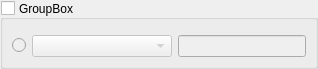
danielkos/IPRSichtpruefung, file Sichtprüfung/Method.ui: the form before one commit.
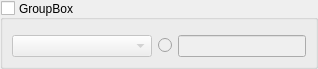
The form after the commit.

Commit message: Radio button position changed, text added

The edit to the form file:
```diff
--- a/Sichtprüfung/Method.ui
+++ b/Sichtprüfung/Method.ui
@@ -7,7 +7,7 @@
     <x>0</x>
     <y>0</y>
     <width>318</width>
-    <height>53</height>
+    <height>59</height>
    </rect>
   </property>
   <property name="sizePolicy">
@@ -62,13 +62,6 @@
       <property name="bottomMargin">
        <number>9</number>
       </property>
-      <item>
-       <widget class="QRadioButton" name="radioButtonBoolInput">
-        <property name="text">
-         <string/>
-        </property>
-       </widget>
-      </item>
       <item>
        <widget class="QComboBox" name="comboBoxParams">
         <property name="minimumSize">
@@ -79,6 +72,13 @@
         </property>
        </widget>
       </item>
+      <item>
+       <widget class="QRadioButton" name="radioButtonBoolInput">
+        <property name="text">
+         <string/>
+        </property>
+       </widget>
+      </item>
       <item>
        <widget class="QLineEdit" name="lineEditNumInput"/>
       </item>
```
The commit also changes 2 other files.
